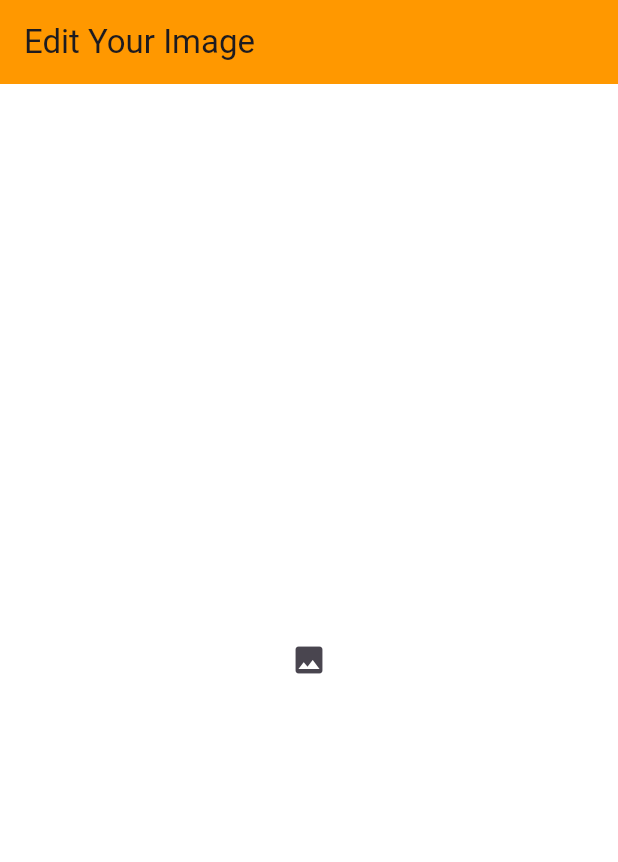
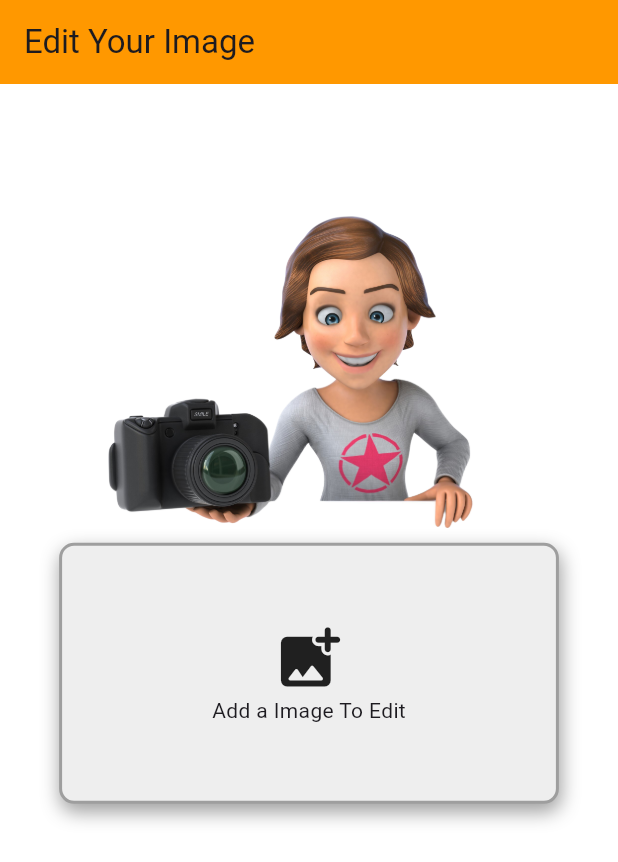
Before and after one commit to rashmirekha99/image_editing_app, a Flutter app: the screen it shows after launch, on a phone screen of 412 x 824 dp. Shown: the top 862 px of the screen. Run offline on Flutter 3.47's test engine with Material 3 defaults, Android fonts, the phone set to English and light mode, and no system bars; our stand-ins replace image_gallery_saver, image_picker, permission_handler, screenshot.

Commit message:
homepage image

```diff
--- /dev/null
+++ b/lib/core/constant/app_images.dart
@@ -0,0 +1,3 @@
+class AppImages {
+  static const homePageImage = 'assets/camera_image.png';
+}
--- a/lib/core/constant/text_constant.dart
+++ b/lib/core/constant/text_constant.dart
@@ -9,4 +9,5 @@ class TextConstant {
   static const saveImageErrorText = 'Error Occured';
   static const saveImagePermissionIssueText =
       'You don\'t have permission to access gallery';
+  static const homePageAddImageTitle = 'Add a Image To Edit';
 }
--- a/lib/screens/home_page.dart
+++ b/lib/screens/home_page.dart
@@ -1,6 +1,7 @@
 import 'dart:io';
 
 import 'package:flutter/material.dart';
+import 'package:image_editing_app/core/constant/app_images.dart';
 import 'package:image_editing_app/routes/route_names.dart';
 import 'package:image_editing_app/core/constant/text_constant.dart';
 import 'package:image_editing_app/core/utils/image_picker.dart';
@@ -17,18 +18,61 @@ class _HomePageState extends State<HomePage> {
   Widget build(BuildContext context) {
     return Scaffold(
       appBar: AppBar(
-        title: Text(TextConstant.mainPageTitle),
+        title: const Text(TextConstant.mainPageTitle),
       ),
       body: Center(
-        child: IconButton(
-            onPressed: () async {
+        child: Padding(
+          padding:
+              EdgeInsets.only(top: MediaQuery.of(context).size.width * 0.2),
+          child: Column(
+            children: [
+              Image.asset(
+                AppImages.homePageImage,
+                fit: BoxFit.cover,
+                width: MediaQuery.of(context).size.width * 0.8,
+              ),
+              Column(
+                children: [
+                  GestureDetector(
+                    onTap: () async {
                       final File? file = await imagePick();
                       if (file != null) {
                         Navigator.pushNamed(context, RouteNames.editingScreen,
                             arguments: file);
                       }
                     },
-            icon: const Icon(Icons.image)),
+                    child: Container(
+                      padding: const EdgeInsets.symmetric(
+                          horizontal: 100, vertical: 50),
+                      decoration: BoxDecoration(
+                          boxShadow: const [
+                            BoxShadow(
+                                color: Colors.grey,
+                                offset: Offset(1, 5),
+                                blurRadius: 10)
+                          ],
+                          color: Colors.grey[200],
+                          border: Border.all(width: 2, color: Colors.grey),
+                          borderRadius: BorderRadius.circular(10)),
+                      child: const Column(
+                        children: [
+                          Icon(
+                            Icons.add_photo_alternate_rounded,
+                            size: 50,
+                          ),
+                          Padding(
+                            padding: EdgeInsets.all(0),
+                            child: Text(TextConstant.homePageAddImageTitle),
+                          )
+                        ],
+                      ),
+                    ),
+                  ),
+                ],
+              ),
+            ],
+          ),
+        ),
       ),
     );
   }
```
Also changed, not shown: pubspec.yaml (+4 -3 lines), assets/camera_image.png (added). Lines whose indentation alone changed are shown as unchanged.
